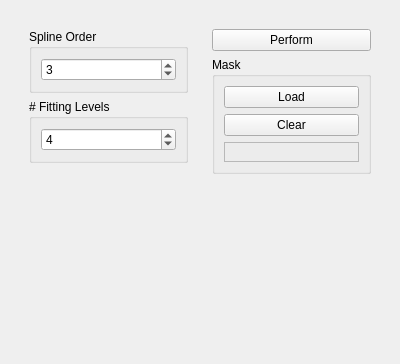
josefkoller/ambient_image_processor, file source/modules/bspline_interpolation/BSplineInterpolationWidget.ui: the form before one commit.
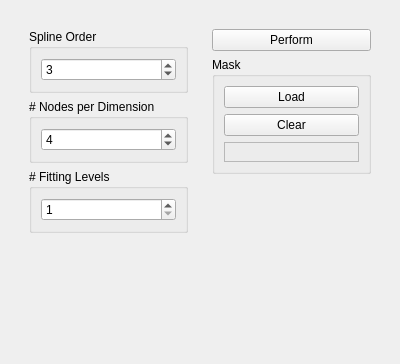
The form after the commit.

Commit message: additional parameter for bspline interpolation, number of nodes

```diff
--- a/source/modules/bspline_interpolation/BSplineInterpolationWidget.ui
+++ b/source/modules/bspline_interpolation/BSplineInterpolationWidget.ui
@@ -51,6 +51,22 @@
            </layout>
           </widget>
          </item>
+         <item>
+          <widget class="QGroupBox" name="groupBox_4">
+           <property name="title">
+            <string># Nodes per Dimension</string>
+           </property>
+           <layout class="QVBoxLayout" name="verticalLayout_4">
+            <item>
+             <widget class="QSpinBox" name="numberOfNodesSpinbox">
+              <property name="value">
+               <number>4</number>
+              </property>
+             </widget>
+            </item>
+           </layout>
+          </widget>
+         </item>
          <item>
           <widget class="QGroupBox" name="groupBox_3">
            <property name="sizePolicy">
@@ -69,7 +85,7 @@
                <number>1</number>
               </property>
               <property name="value">
-               <number>4</number>
+               <number>1</number>
               </property>
              </widget>
             </item>
```
The commit also changes 3 other files.
